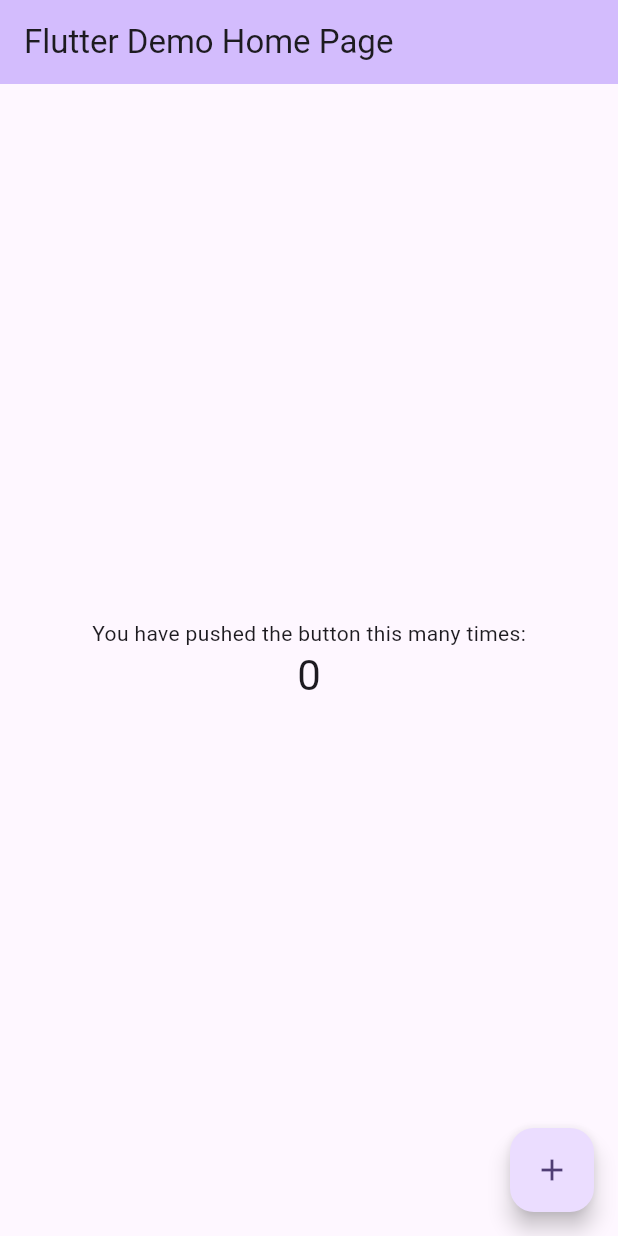
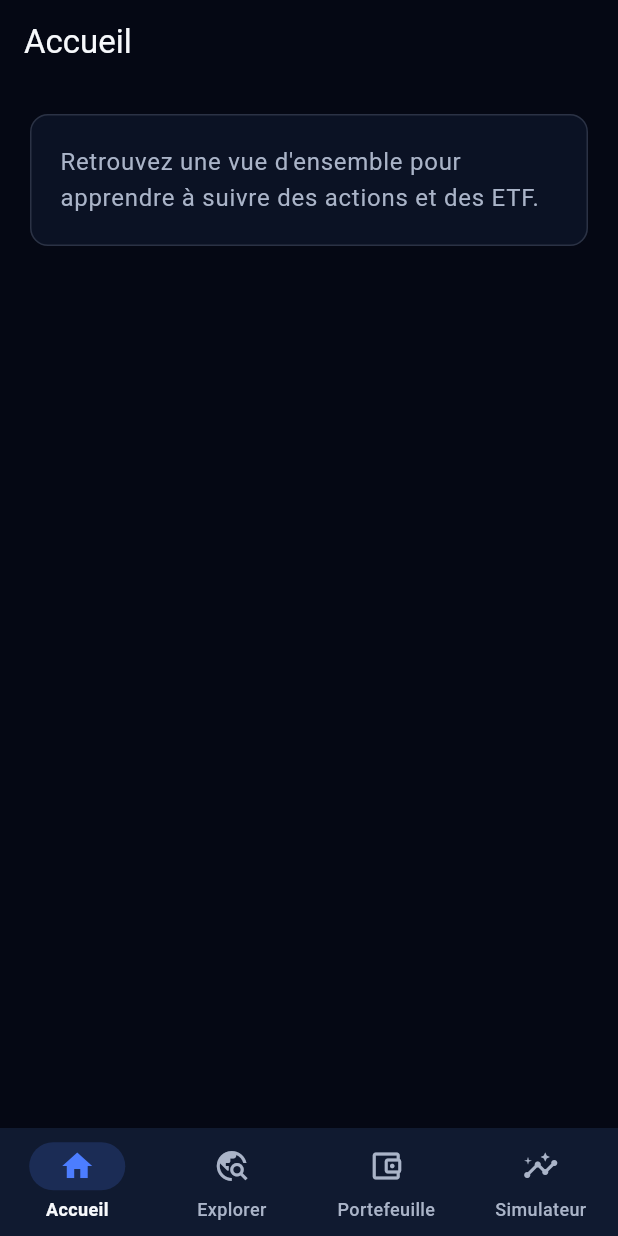
Before and after one commit to kussYT/versatech-investment-companion, a Flutter app: the screen it shows after launch, on a phone screen of 412 x 824 dp. Run offline on Flutter 3.47's test engine with Material 3 defaults, Android fonts, the phone set to English and light mode, and no system bars; our stand-ins replace flutter_riverpod, go_router.

Commit message:
feat: initialize Flutter application foundation

```diff
--- /dev/null
+++ b/lib/app/app.dart
@@ -0,0 +1,21 @@
+import 'package:flutter/material.dart';
+import 'package:flutter_riverpod/flutter_riverpod.dart';
+import 'package:versatech_investment_companion/app/router/app_router.dart';
+import 'package:versatech_investment_companion/app/theme/app_theme.dart';
+
+class VersaTechApp extends ConsumerWidget {
+  const VersaTechApp({super.key});
+
+  @override
+  Widget build(BuildContext context, WidgetRef ref) {
+    final router = ref.watch(appRouterProvider);
+
+    return MaterialApp.router(
+      title: 'VersaTech Investment Companion',
+      theme: AppTheme.dark,
+      darkTheme: AppTheme.dark,
+      themeMode: ThemeMode.dark,
+      routerConfig: router,
+    );
+  }
+}
--- /dev/null
+++ b/lib/app/router/app_router.dart
@@ -0,0 +1,57 @@
+import 'package:flutter_riverpod/flutter_riverpod.dart';
+import 'package:go_router/go_router.dart';
+import 'package:versatech_investment_companion/app/router/app_shell.dart';
+import 'package:versatech_investment_companion/features/dashboard/presentation/dashboard_screen.dart';
+import 'package:versatech_investment_companion/features/explorer/presentation/explorer_screen.dart';
+import 'package:versatech_investment_companion/features/portfolio/presentation/portfolio_screen.dart';
+import 'package:versatech_investment_companion/features/simulator/presentation/simulator_screen.dart';
+
+final appRouterProvider = Provider<GoRouter>((ref) {
+  final router = GoRouter(
+    initialLocation: '/dashboard',
+    routes: [
+      StatefulShellRoute.indexedStack(
+        builder: (context, state, navigationShell) {
+          return AppShell(navigationShell: navigationShell);
+        },
+        branches: [
+          StatefulShellBranch(
+            routes: [
+              GoRoute(
+                path: '/dashboard',
+                builder: (context, state) => const DashboardScreen(),
+              ),
+            ],
+          ),
+          StatefulShellBranch(
+            routes: [
+              GoRoute(
+                path: '/explorer',
+                builder: (context, state) => const ExplorerScreen(),
+              ),
+            ],
+          ),
+          StatefulShellBranch(
+            routes: [
+              GoRoute(
+                path: '/portfolio',
+                builder: (context, state) => const PortfolioScreen(),
+              ),
+            ],
+          ),
+          StatefulShellBranch(
+            routes: [
+              GoRoute(
+                path: '/simulator',
+                builder: (context, state) => const SimulatorScreen(),
+              ),
+            ],
+          ),
+        ],
+      ),
+    ],
+  );
+
+  ref.onDispose(router.dispose);
+  return router;
+});
--- /dev/null
+++ b/lib/app/router/app_shell.dart
@@ -0,0 +1,78 @@
+import 'package:flutter/material.dart';
+import 'package:go_router/go_router.dart';
+
+class AppShell extends StatelessWidget {
+  const AppShell({
+    required this.navigationShell,
+    super.key,
+  });
+
+  final StatefulNavigationShell navigationShell;
+
+  static const _destinations = <_NavDestination>[
+    _NavDestination(
+      label: 'Accueil',
+      icon: Icons.home_outlined,
+      selectedIcon: Icons.home,
+    ),
+    _NavDestination(
+      label: 'Explorer',
+      icon: Icons.travel_explore_outlined,
+      selectedIcon: Icons.travel_explore,
+    ),
+    _NavDestination(
+      label: 'Portefeuille',
+      icon: Icons.account_balance_wallet_outlined,
+      selectedIcon: Icons.account_balance_wallet,
+    ),
+    _NavDestination(
+      label: 'Simulateur',
+      icon: Icons.insights_outlined,
+      selectedIcon: Icons.insights,
+    ),
+  ];
+
+  @override
+  Widget build(BuildContext context) {
+    final outline = Theme.of(context).colorScheme.outline;
+
+    return Scaffold(
+      body: navigationShell,
+      bottomNavigationBar: DecoratedBox(
+        decoration: BoxDecoration(
+          border: Border(top: BorderSide(color: outline)),
+        ),
+        child: NavigationBar(
+          selectedIndex: navigationShell.currentIndex,
+          labelBehavior: NavigationDestinationLabelBehavior.alwaysShow,
+          onDestinationSelected: (index) {
+            navigationShell.goBranch(
+              index,
+              initialLocation: index == navigationShell.currentIndex,
+            );
+          },
+          destinations: [
+            for (final destination in _destinations)
+              NavigationDestination(
+                icon: Icon(destination.icon),
+                selectedIcon: Icon(destination.selectedIcon),
+                label: destination.label,
+              ),
+          ],
+        ),
+      ),
+    );
+  }
+}
+
+class _NavDestination {
+  const _NavDestination({
+    required this.label,
+    required this.icon,
+    required this.selectedIcon,
+  });
+
+  final String label;
+  final IconData icon;
+  final IconData selectedIcon;
+}
--- /dev/null
+++ b/lib/app/theme/app_colors.dart
@@ -0,0 +1,79 @@
+import 'package:flutter/material.dart';
+
+/// Palette VersaTech. Réservée à la construction du thème.
+abstract final class AppColors {
+  static const background = Color(0xFF050814);
+  static const card = Color(0xFF0B1224);
+  static const secondarySurface = Color(0xFF101A30);
+  static const primaryBlue = Color(0xFF4C7DFF);
+  static const cyan = Color(0xFF52E5FF);
+  static const violet = Color(0xFF9B7CFF);
+  static const textPrimary = Color(0xFFF7F9FC);
+  static const textSecondary = Color(0xFFAAB4C8);
+  static const gain = Color(0xFF22C55E);
+  static const loss = Color(0xFFEF4444);
+  static const border = Color(0x33AAB4C8);
+}
+
+/// Couleurs sémantiques exposées aux écrans via le thème.
+class AppSemanticColors extends ThemeExtension<AppSemanticColors> {
+  const AppSemanticColors({
+    required this.card,
+    required this.secondarySurface,
+    required this.cyan,
+    required this.violet,
+    required this.gain,
+    required this.loss,
+  });
+
+  final Color card;
+  final Color secondarySurface;
+  final Color cyan;
+  final Color violet;
+  final Color gain;
+  final Color loss;
+
+  static AppSemanticColors of(BuildContext context) {
+    final colors = Theme.of(context).extension<AppSemanticColors>();
+    if (colors == null) {
+      throw StateError('AppSemanticColors is missing from the theme.');
+    }
+    return colors;
+  }
+
+  @override
+  AppSemanticColors copyWith({
+    Color? card,
+    Color? secondarySurface,
+    Color? cyan,
+    Color? violet,
+    Color? gain,
+    Color? loss,
+  }) {
+    return AppSemanticColors(
+      card: card ?? this.card,
+      secondarySurface: secondarySurface ?? this.secondarySurface,
+      cyan: cyan ?? this.cyan,
+      violet: violet ?? this.violet,
+      gain: gain ?? this.gain,
+      loss: loss ?? this.loss,
+    );
+  }
+
+  @override
+  AppSemanticColors lerp(ThemeExtension<AppSemanticColors>? other, double t) {
+    if (other is! AppSemanticColors) {
+      return this;
+    }
+
+    return AppSemanticColors(
+      card: Color.lerp(card, other.card, t)!,
+      secondarySurface:
+          Color.lerp(secondarySurface, other.secondarySurface, t)!,
+      cyan: Color.lerp(cyan, other.cyan, t)!,
+      violet: Color.lerp(violet, other.violet, t)!,
+      gain: Color.lerp(gain, other.gain, t)!,
+      loss: Color.lerp(loss, other.loss, t)!,
+    );
+  }
+}
--- /dev/null
+++ b/lib/app/theme/app_theme.dart
@@ -0,0 +1,114 @@
+import 'package:flutter/material.dart';
+import 'package:versatech_investment_companion/app/theme/app_colors.dart';
+
+abstract final class AppTheme {
+  static final ThemeData dark = _buildDark();
+
+  static ThemeData _buildDark() {
+    const semanticColors = AppSemanticColors(
+      card: AppColors.card,
+      secondarySurface: AppColors.secondarySurface,
+      cyan: AppColors.cyan,
+      violet: AppColors.violet,
+      gain: AppColors.gain,
+      loss: AppColors.loss,
+    );
+
+    const colorScheme = ColorScheme(
+      brightness: Brightness.dark,
+      primary: AppColors.primaryBlue,
+      onPrimary: AppColors.textPrimary,
+      primaryContainer: AppColors.secondarySurface,
+      onPrimaryContainer: AppColors.textPrimary,
+      secondary: AppColors.cyan,
+      onSecondary: AppColors.background,
+      secondaryContainer: AppColors.secondarySurface,
+      onSecondaryContainer: AppColors.textPrimary,
+      tertiary: AppColors.violet,
+      onTertiary: AppColors.background,
+      tertiaryContainer: AppColors.secondarySurface,
+      onTertiaryContainer: AppColors.textPrimary,
+      error: AppColors.loss,
+      onError: AppColors.textPrimary,
+      errorContainer: AppColors.secondarySurface,
+      onErrorContainer: AppColors.loss,
+      surface: AppColors.card,
+      onSurface: AppColors.textPrimary,
+      surfaceContainerHighest: AppColors.secondarySurface,
+      onSurfaceVariant: AppColors.textSecondary,
+      outline: AppColors.border,
+      outlineVariant: AppColors.border,
+      shadow: Color(0xFF000000),
+      scrim: Color(0x99000000),
+      inverseSurface: AppColors.textPrimary,
+      onInverseSurface: AppColors.background,
+      inversePrimary: AppColors.primaryBlue,
+    );
+
+    final textTheme = ThemeData(brightness: Brightness.dark).textTheme.apply(
+          bodyColor: AppColors.textPrimary,
+          displayColor: AppColors.textPrimary,
+        );
+
+    return ThemeData(
+      useMaterial3: true,
+      brightness: Brightness.dark,
+      colorScheme: colorScheme,
+      scaffoldBackgroundColor: AppColors.background,
+      textTheme: textTheme,
+      extensions: const [semanticColors],
+      splashFactory: InkRipple.splashFactory,
+      appBarTheme: const AppBarTheme(
+        backgroundColor: AppColors.background,
+        foregroundColor: AppColors.textPrimary,
+        elevation: 0,
+        scrolledUnderElevation: 0,
+        surfaceTintColor: Colors.transparent,
+        centerTitle: false,
+      ),
+      cardTheme: const CardTheme(
+        color: AppColors.card,
+        surfaceTintColor: Colors.transparent,
+        elevation: 0,
+        margin: EdgeInsets.zero,
+        shape: RoundedRectangleBorder(
+          borderRadius: BorderRadius.all(Radius.circular(12)),
+          side: BorderSide(color: AppColors.border),
+        ),
+      ),
+      dividerTheme: const DividerThemeData(
+        color: AppColors.border,
+        thickness: 1,
+        space: 1,
+      ),
+      navigationBarTheme: NavigationBarThemeData(
+        backgroundColor: AppColors.secondarySurface,
+        elevation: 0,
+        surfaceTintColor: Colors.transparent,
+        height: 72,
+        indicatorColor: AppColors.primaryBlue.withValues(alpha: 0.18),
+        labelTextStyle: WidgetStateProperty.resolveWith((states) {
+          final selected = states.contains(WidgetState.selected);
+          return TextStyle(
+            fontSize: 12,
+            fontWeight: selected ? FontWeight.w600 : FontWeight.w500,
+            color: selected ? AppColors.textPrimary : AppColors.textSecondary,
+          );
+        }),
+        iconTheme: WidgetStateProperty.resolveWith((states) {
+          final selected = states.contains(WidgetState.selected);
+          return IconThemeData(
+            color: selected ? AppColors.primaryBlue : AppColors.textSecondary,
+          );
+        }),
+      ),
+      filledButtonTheme: FilledButtonThemeData(
+        style: FilledButton.styleFrom(
+          backgroundColor: AppColors.primaryBlue,
+          foregroundColor: AppColors.textPrimary,
+          elevation: 0,
+        ),
+      ),
+    );
+  }
+}
--- /dev/null
+++ b/lib/core/widgets/feature_placeholder.dart
@@ -0,0 +1,45 @@
+import 'package:flutter/material.dart';
+
+class FeaturePlaceholder extends StatelessWidget {
+  const FeaturePlaceholder({
+    required this.title,
+    required this.description,
+    super.key,
+  });
+
+  final String title;
+  final String description;
+
+  @override
+  Widget build(BuildContext context) {
+    final theme = Theme.of(context);
+
+    return Scaffold(
+      appBar: AppBar(
+        title: Text(title),
+      ),
+      body: Align(
+        alignment: Alignment.topCenter,
+        child: ConstrainedBox(
+          constraints: const BoxConstraints(maxWidth: 720),
+          child: ListView(
+            padding: const EdgeInsets.all(20),
+            children: [
+              Card(
+                child: Padding(
+                  padding: const EdgeInsets.all(20),
+                  child: Text(
+                    description,
+                    style: theme.textTheme.bodyLarge?.copyWith(
+                      color: theme.colorScheme.onSurfaceVariant,
+                    ),
+                  ),
+                ),
+              ),
+            ],
+          ),
+        ),
+      ),
+    );
+  }
+}
--- /dev/null
+++ b/lib/features/dashboard/presentation/dashboard_screen.dart
@@ -0,0 +1,15 @@
+import 'package:flutter/material.dart';
+import 'package:versatech_investment_companion/core/widgets/feature_placeholder.dart';
+
+class DashboardScreen extends StatelessWidget {
+  const DashboardScreen({super.key});
+
+  @override
+  Widget build(BuildContext context) {
+    return const FeaturePlaceholder(
+      title: 'Accueil',
+      description:
+          'Retrouvez une vue d\'ensemble pour apprendre à suivre des actions et des ETF.',
+    );
+  }
+}
--- /dev/null
+++ b/lib/features/explorer/presentation/explorer_screen.dart
@@ -0,0 +1,15 @@
+import 'package:flutter/material.dart';
+import 'package:versatech_investment_companion/core/widgets/feature_placeholder.dart';
+
+class ExplorerScreen extends StatelessWidget {
+  const ExplorerScreen({super.key});
+
+  @override
+  Widget build(BuildContext context) {
+    return const FeaturePlaceholder(
+      title: 'Explorer',
+      description:
+          'Parcourez des actions et des ETF afin d\'en comprendre les caractéristiques.',
+    );
+  }
+}
--- /dev/null
+++ b/lib/features/portfolio/presentation/portfolio_screen.dart
@@ -0,0 +1,15 @@
+import 'package:flutter/material.dart';
+import 'package:versatech_investment_companion/core/widgets/feature_placeholder.dart';
+
+class PortfolioScreen extends StatelessWidget {
+  const PortfolioScreen({super.key});
+
+  @override
+  Widget build(BuildContext context) {
+    return const FeaturePlaceholder(
+      title: 'Portefeuille',
+      description:
+          'Composez un portefeuille fictif et observez sa répartition.',
+    );
+  }
+}
--- /dev/null
+++ b/lib/features/simulator/presentation/simulator_screen.dart
@@ -0,0 +1,15 @@
+import 'package:flutter/material.dart';
+import 'package:versatech_investment_companion/core/widgets/feature_placeholder.dart';
+
+class SimulatorScreen extends StatelessWidget {
+  const SimulatorScreen({super.key});
+
+  @override
+  Widget build(BuildContext context) {
+    return const FeaturePlaceholder(
+      title: 'Simulateur',
+      description:
+          'Simulez un investissement pour visualiser son évolution dans le temps.',
+    );
+  }
+}
--- a/lib/main.dart
+++ b/lib/main.dart
@@ -1,125 +1,11 @@
 import 'package:flutter/material.dart';
+import 'package:flutter_riverpod/flutter_riverpod.dart';
+import 'package:versatech_investment_companion/app/app.dart';
 
 void main() {
-  runApp(const MyApp());
+  runApp(
+    const ProviderScope(
+      child: VersaTechApp(),
+    ),
+  );
 }
-
-class MyApp extends StatelessWidget {
-  const MyApp({super.key});
-
-  // This widget is the root of your application.
-  @override
-  Widget build(BuildContext context) {
-    return MaterialApp(
-      title: 'Flutter Demo',
-      theme: ThemeData(
-        // This is the theme of your application.
-        //
-        // TRY THIS: Try running your application with "flutter run". You'll see
-        // the application has a purple toolbar. Then, without quitting the app,
-        // try changing the seedColor in the colorScheme below to Colors.green
-        // and then invoke "hot reload" (save your changes or press the "hot
-        // reload" button in a Flutter-supported IDE, or press "r" if you used
-        // the command line to start the app).
-        //
-        // Notice that the counter didn't reset back to zero; the application
-        // state is not lost during the reload. To reset the state, use hot
-        // restart instead.
-        //
-        // This works for code too, not just values: Most code changes can be
-        // tested with just a hot reload.
-        colorScheme: ColorScheme.fromSeed(seedColor: Colors.deepPurple),
-        useMaterial3: true,
-      ),
-      home: const MyHomePage(title: 'Flutter Demo Home Page'),
-    );
-  }
-}
-
-class MyHomePage extends StatefulWidget {
-  const MyHomePage({super.key, required this.title});
-
-  // This widget is the home page of your application. It is stateful, meaning
-  // that it has a State object (defined below) that contains fields that affect
-  // how it looks.
-
-  // This class is the configuration for the state. It holds the values (in this
-  // case the title) provided by the parent (in this case the App widget) and
-  // used by the build method of the State. Fields in a Widget subclass are
-  // always marked "final".
-
-  final String title;
-
-  @override
-  State<MyHomePage> createState() => _MyHomePageState();
-}
-
-class _MyHomePageState extends State<MyHomePage> {
-  int _counter = 0;
-
-  void _incrementCounter() {
-    setState(() {
-      // This call to setState tells the Flutter framework that something has
-      // changed in this State, which causes it to rerun the build method below
-      // so that the display can reflect the updated values. If we changed
-      // _counter without calling setState(), then the build method would not be
-      // called again, and so nothing would appear to happen.
-      _counter++;
-    });
-  }
-
-  @override
-  Widget build(BuildContext context) {
-    // This method is rerun every time setState is called, for instance as done
-    // by the _incrementCounter method above.
-    //
-    // The Flutter framework has been optimized to make rerunning build methods
-    // fast, so that you can just rebuild anything that needs updating rather
-    // than having to individually change instances of widgets.
-    return Scaffold(
-      appBar: AppBar(
-        // TRY THIS: Try changing the color here to a specific color (to
-        // Colors.amber, perhaps?) and trigger a hot reload to see the AppBar
-        // change color while the other colors stay the same.
-        backgroundColor: Theme.of(context).colorScheme.inversePrimary,
-        // Here we take the value from the MyHomePage object that was created by
-        // the App.build method, and use it to set our appbar title.
-        title: Text(widget.title),
-      ),
-      body: Center(
-        // Center is a layout widget. It takes a single child and positions it
-        // in the middle of the parent.
-        child: Column(
-          // Column is also a layout widget. It takes a list of children and
-          // arranges them vertically. By default, it sizes itself to fit its
-          // children horizontally, and tries to be as tall as its parent.
-          //
-          // Column has various properties to control how it sizes itself and
-          // how it positions its children. Here we use mainAxisAlignment to
-          // center the children vertically; the main axis here is the vertical
-          // axis because Columns are vertical (the cross axis would be
-          // horizontal).
-          //
-          // TRY THIS: Invoke "debug painting" (choose the "Toggle Debug Paint"
-          // action in the IDE, or press "p" in the console), to see the
-          // wireframe for each widget.
-          mainAxisAlignment: MainAxisAlignment.center,
-          children: <Widget>[
-            const Text(
-              'You have pushed the button this many times:',
-            ),
-            Text(
-              '$_counter',
-              style: Theme.of(context).textTheme.headlineMedium,
-            ),
-          ],
-        ),
-      ),
-      floatingActionButton: FloatingActionButton(
-        onPressed: _incrementCounter,
-        tooltip: 'Increment',
-        child: const Icon(Icons.add),
-      ), // This trailing comma makes auto-formatting nicer for build methods.
-    );
-  }
-}
```
Also changed, not shown: pubspec.yaml (+13 -2 lines), pubspec.lock, 22 other files.
